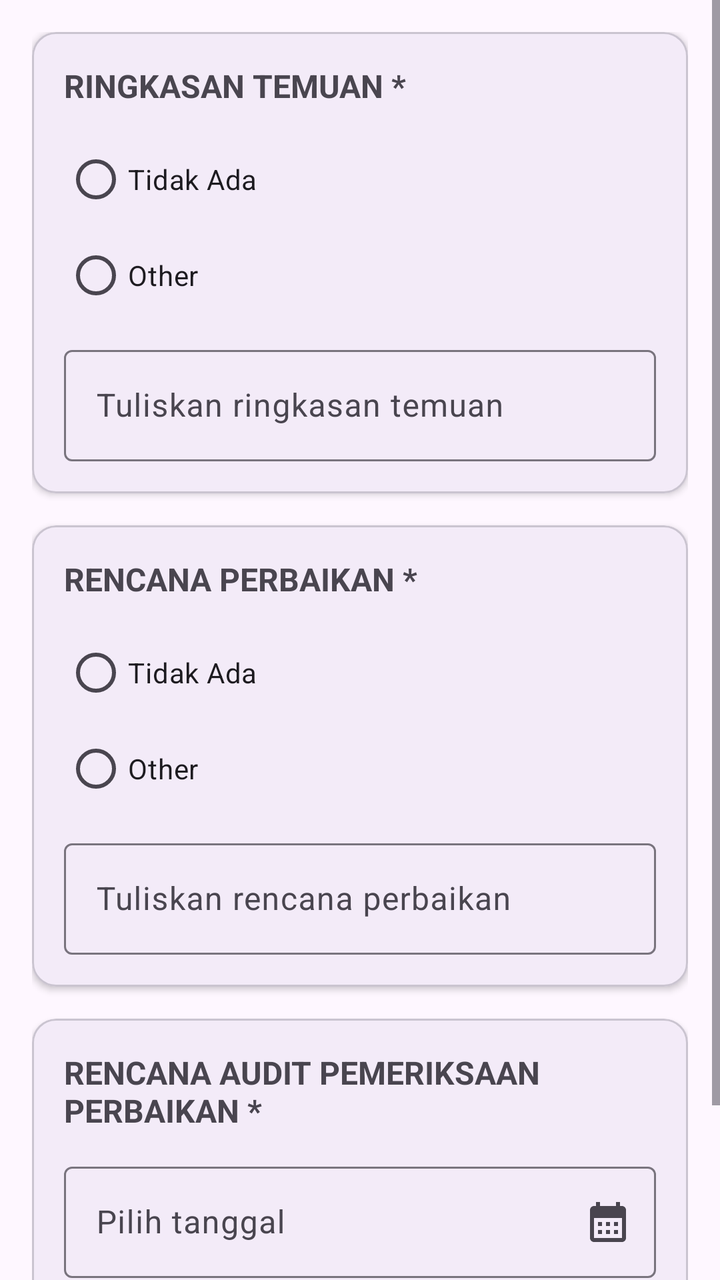
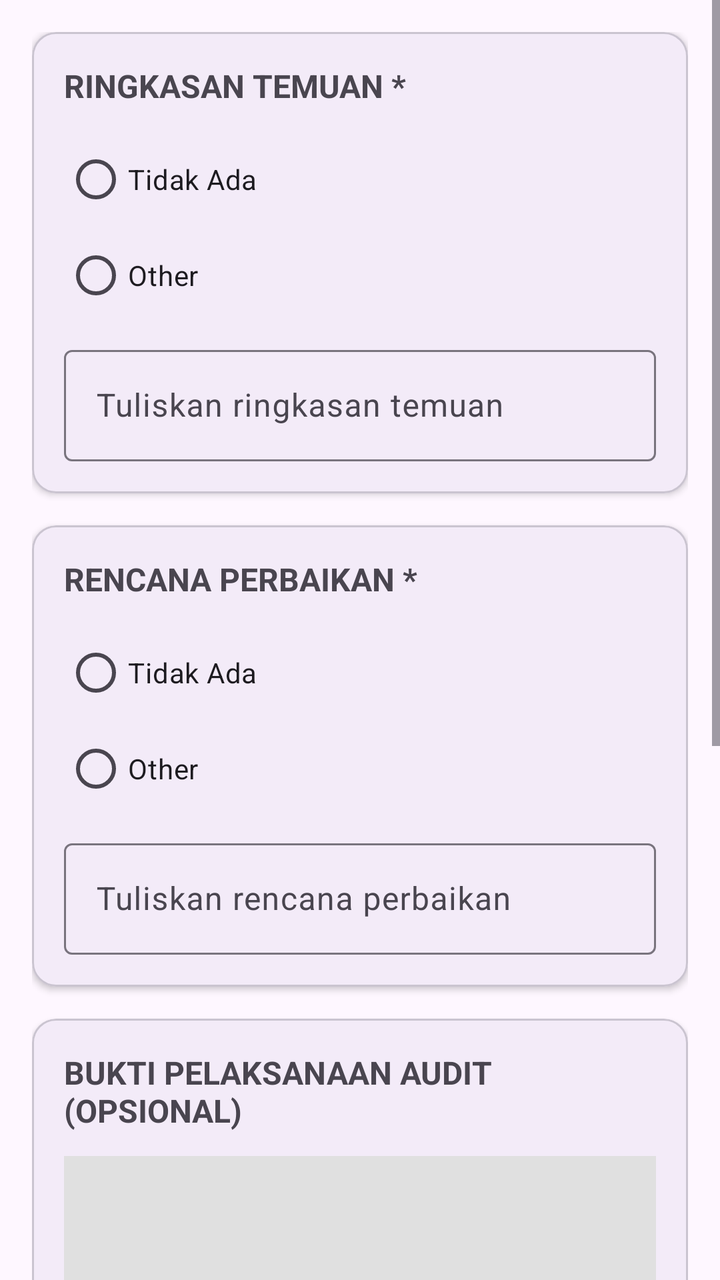

The first picture is an Android layout as it rendered before a commit; the second is the same layout after the commit. The layout source and the unified diff follow.
<!-- AndroidManifest.xml: application theme Theme.Notasawit -->
<!-- res/layout/fragment_section4.xml -->
<?xml version="1.0" encoding="utf-8"?>
<ScrollView xmlns:android="http://schemas.android.com/apk/res/android"
    xmlns:app="http://schemas.android.com/apk/res-auto"
    android:layout_width="match_parent"
    android:layout_height="match_parent">

    <LinearLayout
        android:layout_width="match_parent"
        android:layout_height="wrap_content"
        android:orientation="vertical"
        android:padding="16dp">

        

        <com.google.android.material.card.MaterialCardView
            android:layout_width="match_parent"
            android:layout_height="wrap_content"
            android:layout_marginBottom="16dp"
            app:cardCornerRadius="12dp"
            app:cardElevation="2dp">

            <LinearLayout
                android:layout_width="match_parent"
                android:layout_height="wrap_content"
                android:orientation="vertical"
                android:padding="16dp">

                <TextView
                    android:layout_width="wrap_content"
                    android:layout_height="wrap_content"
                    android:text="RINGKASAN TEMUAN *"
                    android:textStyle="bold"
                    android:textSize="16sp"/>

                <RadioGroup
                    android:id="@+id/rgTemuan"
                    android:layout_width="match_parent"
                    android:layout_height="wrap_content"
                    android:layout_marginTop="12dp">

                    <RadioButton
                        android:id="@+id/rbTidakAdaTemuan"
                        android:layout_width="wrap_content"
                        android:layout_height="wrap_content"
                        android:text="Tidak Ada"/>

                    <RadioButton
                        android:id="@+id/rbOtherTemuan"
                        android:layout_width="wrap_content"
                        android:layout_height="wrap_content"
                        android:text="Other"/>

                </RadioGroup>

                <com.google.android.material.textfield.TextInputLayout
                    android:layout_width="match_parent"
                    android:layout_height="wrap_content"
                    android:layout_marginTop="8dp">

                    <com.google.android.material.textfield.TextInputEditText
                        android:id="@+id/etTemuan"
                        android:layout_width="match_parent"
                        android:layout_height="wrap_content"
                        android:hint="Tuliskan ringkasan temuan"
                        android:enabled="false"/>

                </com.google.android.material.textfield.TextInputLayout>

            </LinearLayout>

        </com.google.android.material.card.MaterialCardView>


        

        <com.google.android.material.card.MaterialCardView
            android:layout_width="match_parent"
            android:layout_height="wrap_content"
            android:layout_marginBottom="16dp"
            app:cardCornerRadius="12dp"
            app:cardElevation="2dp">

            <LinearLayout
                android:layout_width="match_parent"
                android:layout_height="wrap_content"
                android:orientation="vertical"
                android:padding="16dp">

                <TextView
                    android:layout_width="wrap_content"
                    android:layout_height="wrap_content"
                    android:text="RENCANA PERBAIKAN *"
                    android:textStyle="bold"
                    android:textSize="16sp"/>

                <RadioGroup
                    android:id="@+id/rgPerbaikan"
                    android:layout_width="match_parent"
                    android:layout_height="wrap_content"
                    android:layout_marginTop="12dp">

                    <RadioButton
                        android:id="@+id/rbTidakAdaPerbaikan"
                        android:layout_width="wrap_content"
                        android:layout_height="wrap_content"
                        android:text="Tidak Ada"/>

                    <RadioButton
                        android:id="@+id/rbOtherPerbaikan"
                        android:layout_width="wrap_content"
                        android:layout_height="wrap_content"
                        android:text="Other"/>

                </RadioGroup>

                <com.google.android.material.textfield.TextInputLayout
                    android:layout_width="match_parent"
                    android:layout_height="wrap_content"
                    android:layout_marginTop="8dp">

                    <com.google.android.material.textfield.TextInputEditText
                        android:id="@+id/etPerbaikan"
                        android:layout_width="match_parent"
                        android:layout_height="wrap_content"
                        android:hint="Tuliskan rencana perbaikan"
                        android:enabled="false"/>

                </com.google.android.material.textfield.TextInputLayout>

            </LinearLayout>

        </com.google.android.material.card.MaterialCardView>


        

        <com.google.android.material.card.MaterialCardView
            android:layout_width="match_parent"
            android:layout_height="wrap_content"
            android:layout_marginBottom="20dp"
            app:cardCornerRadius="12dp"
            app:cardElevation="2dp">

            <LinearLayout
                android:layout_width="match_parent"
                android:layout_height="wrap_content"
                android:orientation="vertical"
                android:padding="16dp">

                <TextView
                    android:layout_width="wrap_content"
                    android:layout_height="wrap_content"
                    android:text="RENCANA AUDIT PEMERIKSAAN PERBAIKAN *"
                    android:textStyle="bold"
                    android:textSize="16sp"/>

                <com.google.android.material.textfield.TextInputLayout
                    android:layout_width="match_parent"
                    android:layout_height="wrap_content"
                    android:layout_marginTop="12dp"
                    app:endIconMode="custom"
                    app:endIconDrawable="@drawable/ic_calendar_month">

                    <com.google.android.material.textfield.TextInputEditText
                        android:id="@+id/etTanggalAudit"
                        android:layout_width="match_parent"
                        android:layout_height="wrap_content"
                        android:focusable="false"
                        android:clickable="true"
                        android:hint="Pilih tanggal"/>

                </com.google.android.material.textfield.TextInputLayout>

            </LinearLayout>

        </com.google.android.material.card.MaterialCardView>


        

        <LinearLayout
            android:layout_width="match_parent"
            android:layout_height="wrap_content"
            android:orientation="horizontal">

            <Button
                android:id="@+id/btnBack"
                android:layout_width="0dp"
                android:layout_height="50dp"
                android:layout_weight="1"
                android:text="Kembali"/>

            <Space
                android:layout_width="12dp"
                android:layout_height="1dp"/>

            <Button
                android:id="@+id/btnSelesai"
                android:layout_width="0dp"
                android:layout_height="50dp"
                android:layout_weight="1"
                android:text="Selesai"/>

        </LinearLayout>

    </LinearLayout>

</ScrollView>
<!-- resources referenced by this layout -->
<resources>
  <!-- drawable ic_calendar_month (drawable) -->
  <vector xmlns:android="http://schemas.android.com/apk/res/android" android:height="24dp" android:tint="#000000" android:viewportHeight="24" android:viewportWidth="24" android:width="24dp">
        
      <path android:fillColor="@android:color/white" android:pathData="M19,4h-1V2h-2v2H8V2H6v2H5C3.89,4 3.01,4.9 3.01,6L3,20c0,1.1 0.89,2 2,2h14c1.1,0 2,-0.9 2,-2V6C21,4.9 20.1,4 19,4zM19,20H5V10h14V20zM9,14H7v-2h2V14zM13,14h-2v-2h2V14zM17,14h-2v-2h2V14zM9,18H7v-2h2V18zM13,18h-2v-2h2V18zM17,18h-2v-2h2V18z"/>
      
  </vector>
  <style name="Theme.Notasawit" parent="Base.Theme.Notasawit" />
  <style name="Base.Theme.Notasawit" parent="Theme.Material3.DayNight.NoActionBar">
          
          
      </style>
</resources>

<!-- the commit's change to res/layout/fragment_section4.xml (unified diff, before → after) -->
@@ -126,6 +126,50 @@
                         android:enabled="false"/>
 
                 </com.google.android.material.textfield.TextInputLayout>
+
+            </LinearLayout>
+
+        </com.google.android.material.card.MaterialCardView>
+
+
+        
+
+        <com.google.android.material.card.MaterialCardView
+            android:layout_width="match_parent"
+            android:layout_height="wrap_content"
+            android:layout_marginBottom="16dp"
+            app:cardCornerRadius="12dp"
+            app:cardElevation="2dp">
+
+            <LinearLayout
+                android:layout_width="match_parent"
+                android:layout_height="wrap_content"
+                android:orientation="vertical"
+                android:padding="16dp">
+
+                <TextView
+                    android:layout_width="wrap_content"
+                    android:layout_height="wrap_content"
+                    android:text="BUKTI PELAKSANAAN AUDIT (OPSIONAL)"
+                    android:textStyle="bold"
+                    android:textSize="16sp"/>
+
+                <ImageView
+                    android:id="@+id/ivBuktiAudit"
+                    android:layout_width="match_parent"
+                    android:layout_height="200dp"
+                    android:layout_marginTop="12dp"
+                    android:scaleType="centerCrop"
+                    android:background="#E0E0E0"
+                    android:contentDescription="Bukti Audit"/>
+
+                <Button
+                    android:id="@+id/btnPilihFoto"
+                    android:layout_width="match_parent"
+                    android:layout_height="wrap_content"
+                    android:layout_marginTop="8dp"
+                    android:text="Ambil / Pilih Foto"
+                    style="@style/Widget.MaterialComponents.Button.OutlinedButton"/>
 
             </LinearLayout>
 
